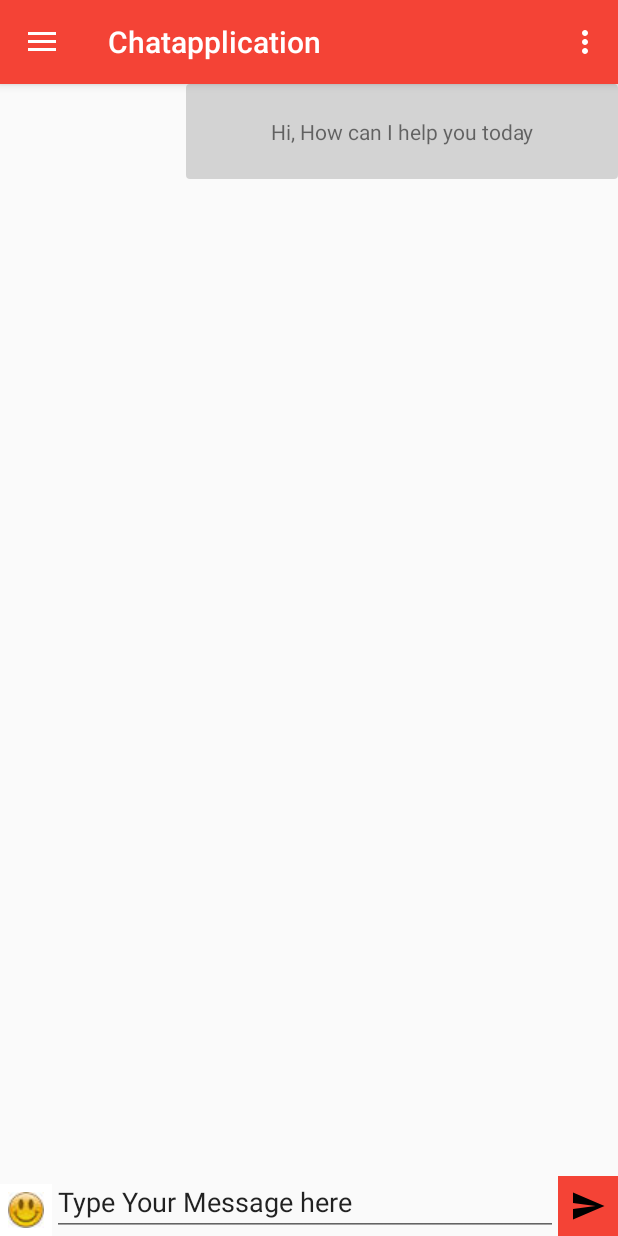
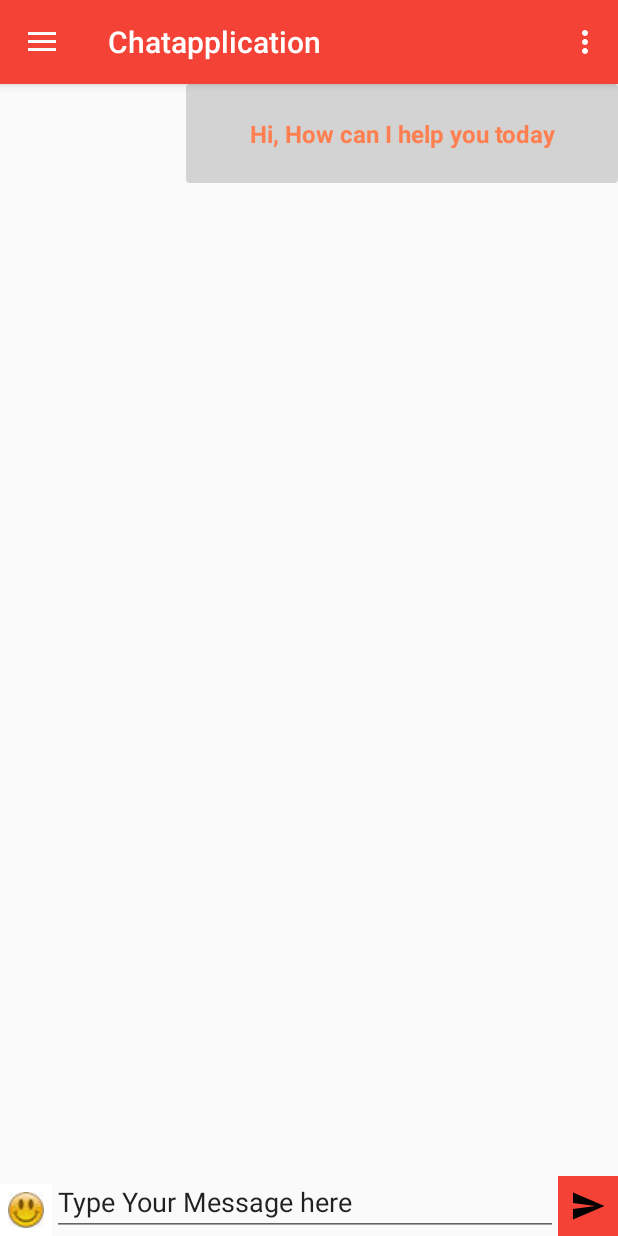
Before and after one commit to sumanasaha/ChatApplication, an Android app: the screen it shows after launch (MainActivity), on a phone screen of 412 x 824 dp. Run offline under Robolectric (Android 15) with nearby library versions, the phone set to English and light mode, and no system bars.

Commit message:
Text Color and size changed

```diff
--- a/Chatapplication/app/src/main/java/com/example/sumanasaha/chatapplication/MainActivity.java
+++ b/Chatapplication/app/src/main/java/com/example/sumanasaha/chatapplication/MainActivity.java
@@ -6,6 +6,7 @@ import android.graphics.Paint;
 import android.os.Bundle;
 import android.support.design.widget.FloatingActionButton;
 import android.support.design.widget.Snackbar;
+import android.support.v7.widget.GridLayoutManager;
 import android.support.v7.widget.LinearLayoutManager;
 import android.support.v7.widget.RecyclerView;
 import android.util.Log;
@@ -30,6 +31,7 @@ import java.util.Collections;
 import java.util.List;
 
 import static android.app.PendingIntent.getActivity;
+import static android.support.v7.widget.LinearLayoutManager.VERTICAL;
 
 public class MainActivity extends AppCompatActivity
         implements NavigationView.OnNavigationItemSelectedListener {
@@ -84,9 +86,8 @@ public class MainActivity extends AppCompatActivity
         //fv= (TextView) findViewById(R.id.firsttext);
        //fv.setId(curTextViewId);
         setUpRecyclerView();
-        data.add("Hi, How can I help you today");
-        recyclerView.scrollToPosition(data.size()-1);
-        adapter.notifyItemInserted(data.size() - 1);
+        firsttext();
+
 
 
     }
@@ -94,11 +95,18 @@ public class MainActivity extends AppCompatActivity
     {
         recyclerView= (RecyclerView) findViewById(R.id.drawerlist);
         recyclerView.setHasFixedSize(true);
+       // mLayoutManager = new LinearLayoutManager(this);
         mLayoutManager = new LinearLayoutManager(this);
         recyclerView.setLayoutManager(mLayoutManager);
         adapter=new VivzAdapter(this,data);
         recyclerView.setAdapter(adapter);
 
+    }
+    private void firsttext()
+    {
+        data.add("Hi, How can I help you today");
+        recyclerView.scrollToPosition(data.size()-1);
+        adapter.notifyItemInserted(data.size() - 1);
     }
 
     @Override
--- a/Chatapplication/app/src/main/res/layout/custom_row.xml
+++ b/Chatapplication/app/src/main/res/layout/custom_row.xml
@@ -17,7 +17,11 @@
         android:layout_weight="0.7"
         android:background="@drawable/shape"
         android:layout_marginBottom="10dp"
-        android:padding="22dp" />
+        android:padding="22dp"
+        android:textColor="#ff7f50"
+        android:textStyle="bold"
+        android:textSize="16dp"
+        />
 
 
 
```
